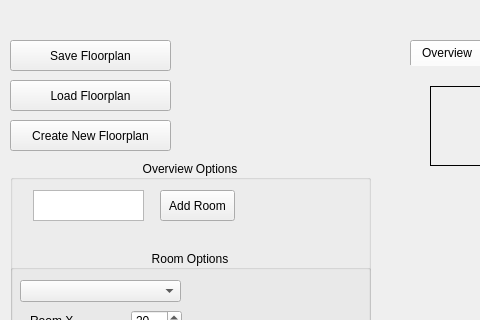
CS499-RoboVac/Robovac, file Source/Views/floorplandesigner.ui: the form before one commit; both pictures show x 0 to 480 and y 0 to 320 of the 1073 by 673 pixel window.
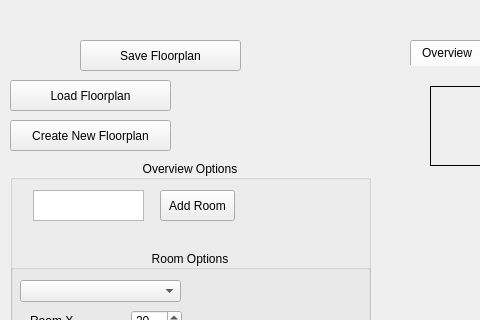
The form after the commit.

```diff
--- a/Source/Views/floorplandesigner.ui
+++ b/Source/Views/floorplandesigner.ui
@@ -17,7 +17,7 @@
    <widget class="QPushButton" name="saveFloorplanButton">
     <property name="geometry">
      <rect>
-      <x>10</x>
+      <x>80</x>
       <y>40</y>
       <width>161</width>
       <height>31</height>
```
